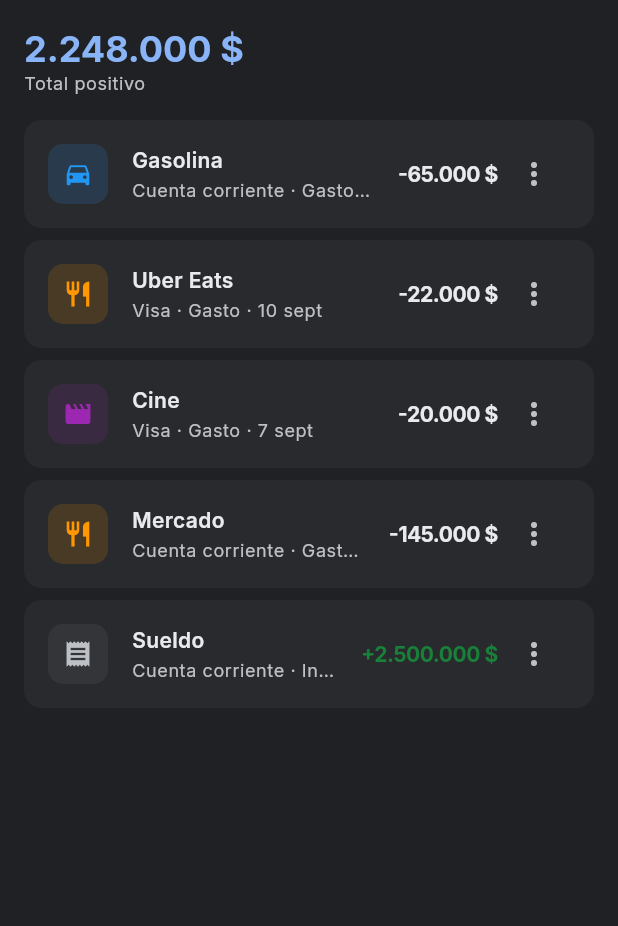
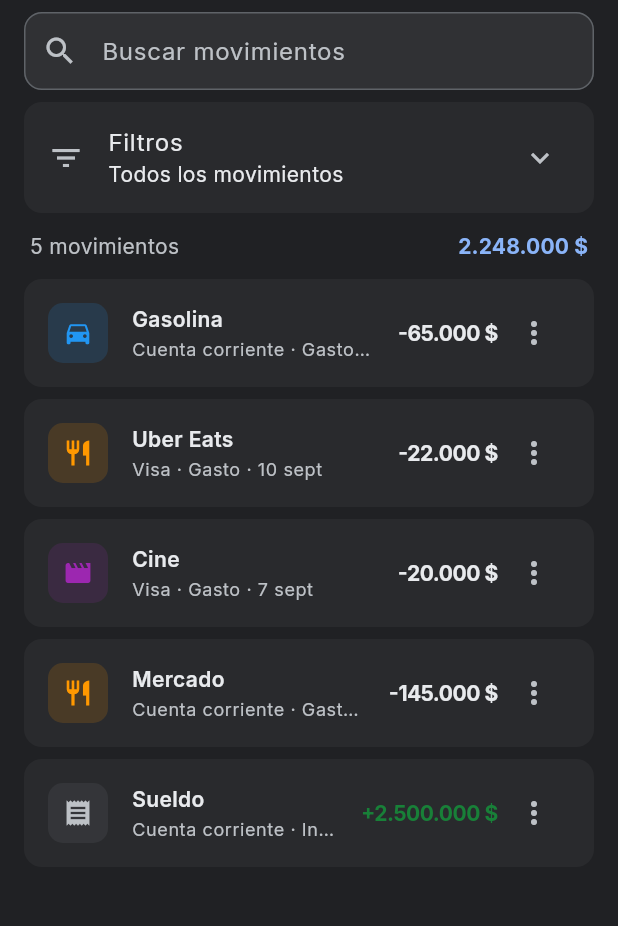
Before and after one commit to Castolo6/FinTrack, a Flutter app: the TransactionListScreen screen opened directly, on a phone screen of 412 x 824 dp, the part 84-1010 px from its top. Run offline on Flutter 3.47's test engine with Material 3 defaults, Android fonts, the phone set to English and light mode, and no system bars; our stand-ins replace cloud_firestore, firebase_auth, firebase_core, fl_chart, google_fonts; accounts and stored records are empty.

Commit message:
feat(transactions): agrega busqueda y filtros
Permite buscar movimientos por descripcion, notas, categoria o cuenta; filtrar por tipo, categoria, cuenta y rango de fechas en la pestana y lista completa. Incluye pruebas de filtros.

```diff
--- /dev/null
+++ b/flutter_app/lib/screens/transaction_browser.dart
@@ -0,0 +1,391 @@
+import 'package:flutter/material.dart';
+import 'package:provider/provider.dart';
+import '../models/app_models.dart';
+import '../providers/app_state.dart';
+import '../services/formatters.dart';
+import '../widgets/transaction_tile.dart';
+
+/// Searchable, filterable transaction list shared by the Movements tab and
+/// standalone transaction-list routes.
+class TransactionBrowser extends StatefulWidget {
+  final List<Transaction>? transactions;
+  final bool Function(Transaction)? filter;
+  final String? subtitle;
+  final bool showTitle;
+  final bool showTotal;
+
+  const TransactionBrowser({
+    super.key,
+    this.transactions,
+    this.filter,
+    this.subtitle,
+    this.showTitle = false,
+    this.showTotal = true,
+  });
+
+  @override
+  State<TransactionBrowser> createState() => _TransactionBrowserState();
+}
+
+class _TransactionBrowserState extends State<TransactionBrowser> {
+  final _searchController = TextEditingController();
+  String? _categoryId;
+  String? _accountId;
+  TransactionType? _type;
+  DateTimeRange? _dateRange;
+
+  @override
+  void dispose() {
+    _searchController.dispose();
+    super.dispose();
+  }
+
+  int get _activeFilterCount =>
+      (_searchController.text.trim().isEmpty ? 0 : 1) +
+      (_categoryId == null ? 0 : 1) +
+      (_accountId == null ? 0 : 1) +
+      (_type == null ? 0 : 1) +
+      (_dateRange == null ? 0 : 1);
+
+  void _clearFilters() {
+    setState(() {
+      _categoryId = null;
+      _accountId = null;
+      _type = null;
+      _dateRange = null;
+      _searchController.clear();
+    });
+  }
+
+  Future<void> _selectDateRange() async {
+    final selected = await showDateRangePicker(
+      context: context,
+      firstDate: DateTime(2000),
+      lastDate: DateTime(2100),
+      initialDateRange: _dateRange,
+      helpText: 'Filtrar por fechas',
+      saveText: 'Aplicar',
+    );
+    if (selected == null || !mounted) return;
+    setState(() {
+      _dateRange = DateTimeRange(
+        start: DateUtils.dateOnly(selected.start),
+        end: DateUtils.dateOnly(selected.end),
+      );
+    });
+  }
+
+  bool _matchesDateRange(Transaction transaction) {
+    final range = _dateRange;
+    if (range == null) return true;
+    final date = DateUtils.dateOnly(transaction.date);
+    return !date.isBefore(range.start) && !date.isAfter(range.end);
+  }
+
+  List<Transaction> _visibleTransactions(AppState state) {
+    final query = _searchController.text.trim().toLowerCase();
+    final source = widget.transactions ?? state.transactions;
+    final visible = source.where((transaction) {
+      if (widget.filter != null && !widget.filter!(transaction)) return false;
+      if (_type != null && transaction.type != _type) return false;
+      if (_categoryId != null && transaction.categoryId != _categoryId) {
+        return false;
+      }
+      if (_accountId != null &&
+          transaction.accountId != _accountId &&
+          transaction.toAccountId != _accountId) {
+        return false;
+      }
+      if (!_matchesDateRange(transaction)) return false;
+
+      if (query.isEmpty) return true;
+      final category = transaction.categoryId == null
+          ? null
+          : state.categoryById(transaction.categoryId!);
+      final account = state.accountById(transaction.accountId);
+      final destination = transaction.toAccountId == null
+          ? null
+          : state.accountById(transaction.toAccountId!);
+      final searchable = [
+        transaction.description,
+        transaction.notes ?? '',
+        category?.name ?? '',
+        account?.name ?? '',
+        destination?.name ?? '',
+        transaction.type.label,
+      ].join(' ').toLowerCase();
+      return searchable.contains(query);
+    }).toList();
+    visible.sort((a, b) => b.date.compareTo(a.date));
+    return visible;
+  }
+
+  int _totalFor(List<Transaction> transactions) =>
+      transactions.fold<int>(0, (sum, transaction) {
+        if (transaction.type == TransactionType.income) {
+          return sum + transaction.amount;
+        }
+        if (transaction.type == TransactionType.expense) {
+          return sum - transaction.amount;
+        }
+        return sum;
+      });
+
+  String _dateRangeLabel() {
+    final range = _dateRange;
+    if (range == null) return 'Cualquier fecha';
+    return '${Formatters.date(range.start)} – ${Formatters.date(range.end)}';
+  }
+
+  @override
+  Widget build(BuildContext context) {
+    final state = context.watch<AppState>();
+    final theme = Theme.of(context);
+    final colorScheme = theme.colorScheme;
+    final transactions = _visibleTransactions(state);
+    final total = _totalFor(transactions);
+    final categories = [...state.categories]
+      ..sort((a, b) => a.name.toLowerCase().compareTo(b.name.toLowerCase()));
+    final accounts = [...state.accounts]
+      ..sort((a, b) => a.name.toLowerCase().compareTo(b.name.toLowerCase()));
+
+    return CustomScrollView(
+      key: const ValueKey('transaction-browser-scroll'),
+      slivers: [
+        SliverToBoxAdapter(
+          child: Padding(
+            padding: const EdgeInsets.fromLTRB(16, 8, 16, 8),
+            child: Column(
+              crossAxisAlignment: CrossAxisAlignment.start,
+              children: [
+                if (widget.showTitle || widget.subtitle != null)
+                  Padding(
+                    padding: const EdgeInsets.only(bottom: 8),
+                    child: Column(
+                      crossAxisAlignment: CrossAxisAlignment.start,
+                      children: [
+                        if (widget.showTitle)
+                          Text(
+                            'Movimientos',
+                            style: theme.textTheme.headlineSmall?.copyWith(
+                              fontWeight: FontWeight.w700,
+                            ),
+                          ),
+                        if (widget.subtitle != null)
+                          Text(
+                            widget.subtitle!,
+                            style: theme.textTheme.bodyMedium?.copyWith(
+                              color: colorScheme.onSurfaceVariant,
+                            ),
+                          ),
+                      ],
+                    ),
+                  ),
+                TextField(
+                  key: const ValueKey('transaction-search'),
+                  controller: _searchController,
+                  onChanged: (_) => setState(() {}),
+                  textInputAction: TextInputAction.search,
+                  decoration: InputDecoration(
+                    labelText: 'Buscar movimientos',
+                    hintText: 'Descripción, categoría o cuenta',
+                    prefixIcon: const Icon(Icons.search),
+                    suffixIcon: _searchController.text.isEmpty
+                        ? null
+                        : IconButton(
+                            tooltip: 'Borrar búsqueda',
+                            onPressed: () {
+                              _searchController.clear();
+                              setState(() {});
+                            },
+                            icon: const Icon(Icons.close),
+                          ),
+                  ),
+                ),
+                Card(
+                  margin: const EdgeInsets.only(top: 8),
+                  child: ExpansionTile(
+                    key: const ValueKey('transaction-filter-expansion'),
+                    leading: const Icon(Icons.filter_list),
+                    title: const Text('Filtros'),
+                    subtitle: Text(
+                      _activeFilterCount == 0
+                          ? 'Todos los movimientos'
+                          : '$_activeFilterCount filtro(s) aplicado(s)',
+                    ),
+                    childrenPadding: const EdgeInsets.fromLTRB(16, 0, 16, 16),
+                    children: [
+                      DropdownButtonFormField<TransactionType?>(
+                        key: const ValueKey('transaction-type-filter'),
+                        initialValue: _type,
+                        isExpanded: true,
+                        decoration: const InputDecoration(labelText: 'Tipo'),
+                        items: [
+                          const DropdownMenuItem<TransactionType?>(
+                            value: null,
+                            child: Text('Todos los tipos'),
+                          ),
+                          ...TransactionType.values.map(
+                            (type) => DropdownMenuItem<TransactionType?>(
+                              value: type,
+                              child: Text(type.label),
+                            ),
+                          ),
+                        ],
+                        onChanged: (value) => setState(() => _type = value),
+                      ),
+                      const SizedBox(height: 12),
+                      DropdownButtonFormField<String?>(
+                        key: const ValueKey('transaction-category-filter'),
+                        initialValue: _categoryId,
+                        isExpanded: true,
+                        decoration: const InputDecoration(
+                          labelText: 'Categoría',
+                        ),
+                        items: [
+                          const DropdownMenuItem<String?>(
+                            value: null,
+                            child: Text('Todas las categorías'),
+                          ),
+                          ...categories.map(
+                            (category) => DropdownMenuItem<String?>(
+                              value: category.id,
+                              child: Text(
+                                category.name,
+                                maxLines: 1,
+                                overflow: TextOverflow.ellipsis,
+                              ),
+                            ),
+                          ),
+                        ],
+                        onChanged: (value) =>
+                            setState(() => _categoryId = value),
+                      ),
+                      const SizedBox(height: 12),
+                      DropdownButtonFormField<String?>(
+                        key: const ValueKey('transaction-account-filter'),
+                        initialValue: _accountId,
+                        isExpanded: true,
+                        decoration: const InputDecoration(labelText: 'Cuenta'),
+                        items: [
+                          const DropdownMenuItem<String?>(
+                            value: null,
+                            child: Text('Todas las cuentas'),
+                          ),
+                          ...accounts.map(
+                            (account) => DropdownMenuItem<String?>(
+                              value: account.id,
+                              child: Text(
+                                account.name,
+                                maxLines: 1,
+                                overflow: TextOverflow.ellipsis,
+                              ),
+                            ),
+                          ),
+                        ],
+                        onChanged: (value) =>
+                            setState(() => _accountId = value),
+                      ),
+                      const SizedBox(height: 12),
+                      Row(
+                        children: [
+                          Expanded(
+                            child: OutlinedButton.icon(
+                              key: const ValueKey('transaction-date-filter'),
+                              onPressed: _selectDateRange,
+                              icon: const Icon(Icons.calendar_month),
+                              label: Text(
+                                _dateRangeLabel(),
+                                maxLines: 1,
+                                overflow: TextOverflow.ellipsis,
+                              ),
+                            ),
+                          ),
+                          if (_dateRange != null)
+                            IconButton(
+                              tooltip: 'Quitar rango de fechas',
+                              onPressed: () =>
+                                  setState(() => _dateRange = null),
+                              icon: const Icon(Icons.close),
+                            ),
+                        ],
+                      ),
+                      Align(
+                        alignment: Alignment.centerRight,
+                        child: TextButton.icon(
+                          key: const ValueKey('transaction-clear-filters'),
+                          onPressed:
+                              _activeFilterCount == 0 &&
+                                  _searchController.text.isEmpty
+                              ? null
+                              : _clearFilters,
+                          icon: const Icon(Icons.filter_alt_off),
+                          label: const Text('Limpiar filtros'),
+                        ),
+                      ),
+                    ],
+                  ),
+                ),
+                Padding(
+                  padding: const EdgeInsets.fromLTRB(4, 12, 4, 4),
+                  child: Row(
+                    mainAxisAlignment: MainAxisAlignment.spaceBetween,
+                    children: [
+                      Text(
+                        '${transactions.length} '
+                        '${transactions.length == 1 ? 'movimiento' : 'movimientos'}',
+                        style: theme.textTheme.bodyMedium?.copyWith(
+                          color: colorScheme.onSurfaceVariant,
+                        ),
+                      ),
+                      if (widget.showTotal)
+                        Text(
+                          Formatters.currency(total.abs()),
+                          style: theme.textTheme.titleSmall?.copyWith(
+                            color: total >= 0
+                                ? colorScheme.primary
+                                : colorScheme.error,
+                            fontWeight: FontWeight.w700,
+                          ),
+                        ),
+                    ],
+                  ),
+                ),
+              ],
+            ),
+          ),
+        ),
+        if (transactions.isEmpty)
+          SliverFillRemaining(
+            hasScrollBody: false,
+            child: Center(
+              child: Padding(
+                padding: const EdgeInsets.all(24),
+                child: Text(
+                  state.transactions.isEmpty
+                      ? 'Aún no tienes movimientos registrados.'
+                      : 'No hay movimientos que coincidan con la búsqueda o los filtros.',
+                  textAlign: TextAlign.center,
+                ),
+              ),
+            ),
+          )
+        else
+          SliverPadding(
+            padding: const EdgeInsets.fromLTRB(16, 0, 16, 24),
+            sliver: SliverList.builder(
+              itemCount: transactions.length,
+              itemBuilder: (context, index) => Card(
+                key: ValueKey('transaction-${transactions[index].id}'),
+                margin: const EdgeInsets.only(bottom: 8),
+                child: TransactionTile(
+                  transaction: transactions[index],
+                  state: state,
+                ),
+              ),
+            ),
+          ),
+      ],
+    );
+  }
+}
--- a/flutter_app/lib/screens/transaction_list_screen.dart
+++ b/flutter_app/lib/screens/transaction_list_screen.dart
@@ -1,9 +1,6 @@
 import 'package:flutter/material.dart';
-import 'package:provider/provider.dart';
 import '../models/app_models.dart';
-import '../providers/app_state.dart';
-import '../services/formatters.dart';
-import '../widgets/transaction_tile.dart';
+import 'transaction_browser.dart';
 
 class TransactionListScreen extends StatelessWidget {
   final String title;
@@ -21,83 +18,13 @@ class TransactionListScreen extends StatelessWidget {
 
   @override
   Widget build(BuildContext context) {
-    final state = context.watch<AppState>();
-    final theme = Theme.of(context);
-
-    final source = transactions ?? state.transactions;
-    final filtered = filter != null
-        ? source.where(filter!).toList()
-        : List<Transaction>.from(source);
-    filtered.sort((a, b) => b.date.compareTo(a.date));
-
-    final total = filtered.fold<int>(0, (sum, t) {
-      if (t.type == TransactionType.income) return sum + t.amount;
-      if (t.type == TransactionType.expense) return sum - t.amount;
-      return sum;
-    });
-
     return Scaffold(
       appBar: AppBar(title: Text(title)),
-      body: CustomScrollView(
-        slivers: [
-          SliverToBoxAdapter(
-            child: Padding(
-              padding: const EdgeInsets.fromLTRB(16, 8, 16, 16),
-              child: Column(
-                crossAxisAlignment: CrossAxisAlignment.start,
-                children: [
-                  if (subtitle != null)
-                    Text(
-                      subtitle!,
-                      style: theme.textTheme.bodyMedium?.copyWith(
-                        color: theme.colorScheme.onSurfaceVariant,
-                      ),
-                    ),
-                  const SizedBox(height: 8),
-                  Text(
-                    Formatters.currency(total.abs()),
-                    style: theme.textTheme.headlineSmall?.copyWith(
-                      fontWeight: FontWeight.w700,
-                      color: total >= 0
-                          ? theme.colorScheme.primary
-                          : theme.colorScheme.error,
-                    ),
-                  ),
-                  Text(
-                    total >= 0 ? 'Total positivo' : 'Total negativo',
-                    style: theme.textTheme.bodySmall,
-                  ),
-                ],
-              ),
-            ),
-          ),
-          if (filtered.isEmpty)
-            const SliverFillRemaining(
-              hasScrollBody: false,
-              child: Center(
-                child: Padding(
-                  padding: EdgeInsets.all(24),
-                  child: Text('No hay movimientos para mostrar.'),
-                ),
-              ),
-            )
-          else
-            SliverPadding(
-              padding: const EdgeInsets.fromLTRB(16, 0, 16, 24),
-              sliver: SliverList.builder(
-                itemCount: filtered.length,
-                itemBuilder: (context, index) {
-                  return Card(
-                    margin: const EdgeInsets.only(bottom: 8),
-                    child: TransactionTile(
-                      transaction: filtered[index],
-                      state: state,
-                    ),
-                  );
-                },
-              ),
-            ),
-        ],
+      body: TransactionBrowser(
+        transactions: transactions,
+        filter: filter,
+        subtitle: subtitle,
+        showTotal: true,
       ),
     );
   }
--- a/flutter_app/lib/screens/transactions_screen.dart
+++ b/flutter_app/lib/screens/transactions_screen.dart
@@ -1,53 +1,11 @@
 import 'package:flutter/material.dart';
-import 'package:provider/provider.dart';
-import '../providers/app_state.dart';
-import '../widgets/transaction_tile.dart';
+import 'transaction_browser.dart';
 
+/// Body for the Movements navigation destination.
 class TransactionsScreen extends StatelessWidget {
   const TransactionsScreen({super.key});
 
   @override
-  Widget build(BuildContext context) {
-    final state = context.watch<AppState>();
-    final theme = Theme.of(context);
-    final sorted = state.transactions.toList()
-      ..sort((a, b) => b.date.compareTo(a.date));
-
-    return CustomScrollView(
-      slivers: [
-        SliverToBoxAdapter(
-          child: Padding(
-            padding: const EdgeInsets.fromLTRB(16, 8, 16, 8),
-            child: Text(
-              'Movimientos',
-              style: theme.textTheme.headlineSmall?.copyWith(
-                fontWeight: FontWeight.w700,
-              ),
-            ),
-          ),
-        ),
-        if (sorted.isEmpty)
-          const SliverFillRemaining(
-            hasScrollBody: false,
-            child: Center(
-              child: Text('Aún no tienes movimientos registrados.'),
-            ),
-          )
-        else
-          SliverPadding(
-            padding: const EdgeInsets.fromLTRB(16, 0, 16, 24),
-            sliver: SliverList.builder(
-              itemCount: sorted.length,
-              itemBuilder: (context, index) => Card(
-                margin: const EdgeInsets.only(bottom: 8),
-                child: TransactionTile(
-                  transaction: sorted[index],
-                  state: state,
-                ),
-              ),
-            ),
-          ),
-      ],
-    );
-  }
+  Widget build(BuildContext context) =>
+      const TransactionBrowser(showTitle: true, showTotal: false);
 }
```
Also changed, not shown: 1 other file.
